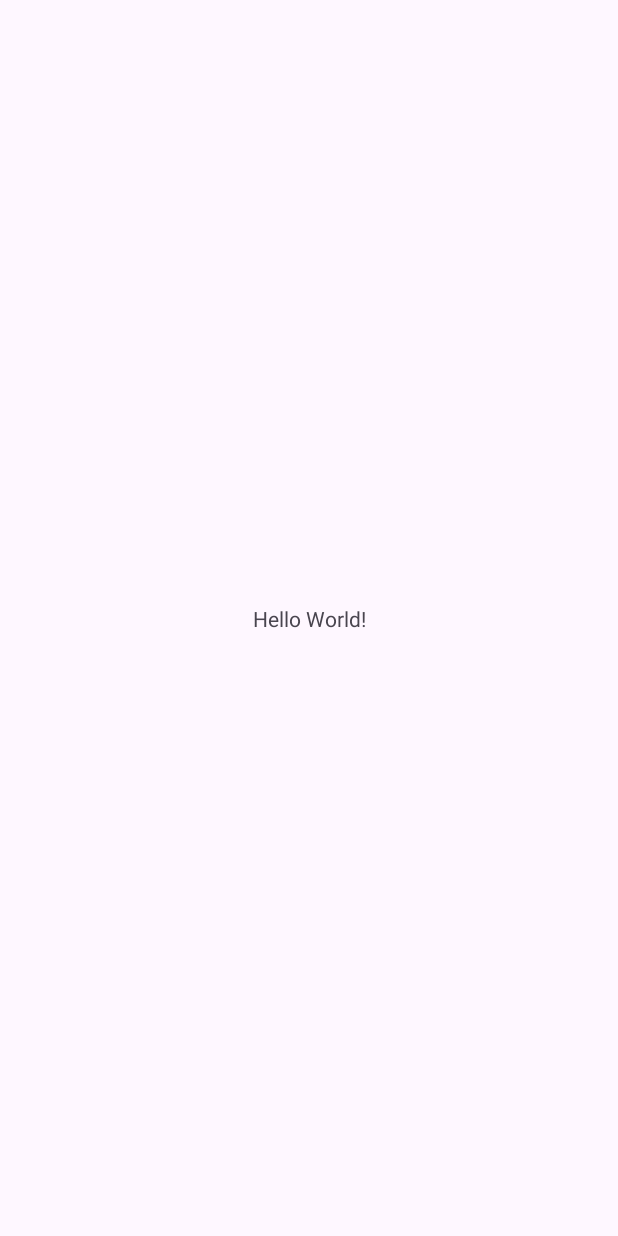
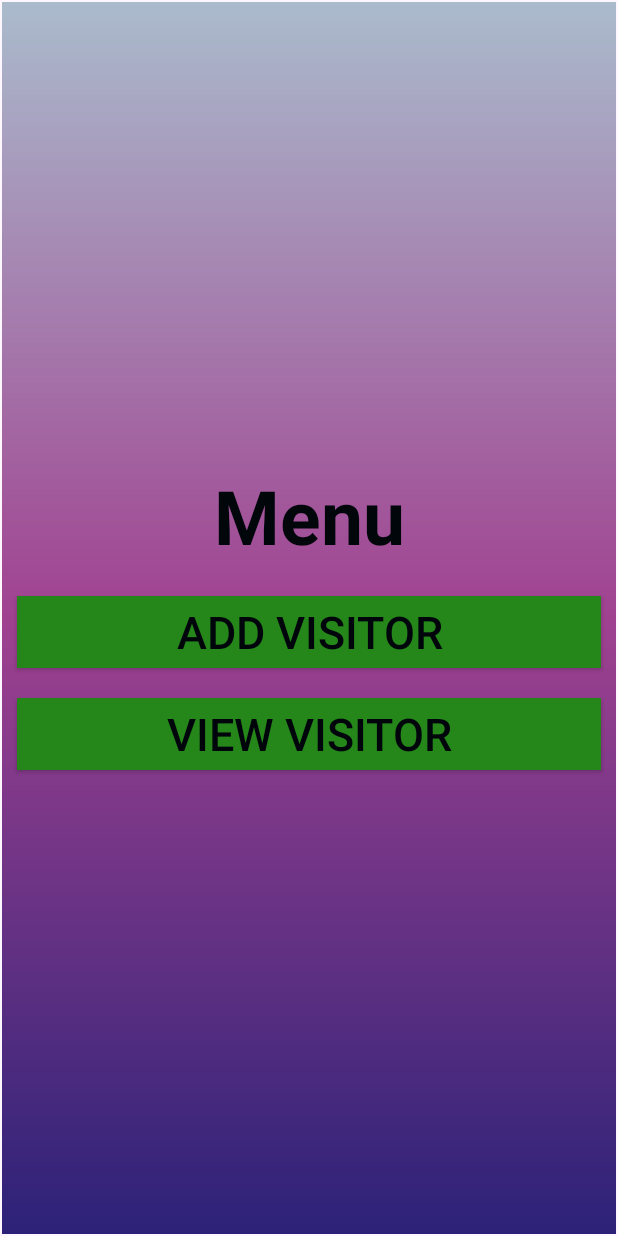
Before and after one commit to aadi090204/VisitorsApp, an Android app: the screen it shows after launch (MainActivity), on a phone screen of 412 x 824 dp. Before the commit the screen is almost empty. Run offline under Robolectric (Android 15) with nearby library versions, the phone set to English and light mode, and no system bars.

Commit message:
addvisitor done

```diff
--- a/app/src/main/AndroidManifest.xml
+++ b/app/src/main/AndroidManifest.xml
@@ -13,6 +13,9 @@
         android:theme="@style/Theme.VisitorsApp"
         tools:targetApi="31">
         <activity
+            android:name=".AddVisitor"
+            android:exported="false" />
+        <activity
             android:name=".MainActivity"
             android:exported="true">
             <intent-filter>
--- a/app/src/main/java/com/example/visitorsapp/MainActivity.java
+++ b/app/src/main/java/com/example/visitorsapp/MainActivity.java
@@ -1,6 +1,9 @@
 package com.example.visitorsapp;
 
+import android.content.Intent;
 import android.os.Bundle;
+import android.view.View;
+import android.widget.Button;
 
 import androidx.activity.EdgeToEdge;
 import androidx.appcompat.app.AppCompatActivity;
@@ -10,11 +13,22 @@ import androidx.core.view.WindowInsetsCompat;
 
 public class MainActivity extends AppCompatActivity {
 
+    Button b1;
     @Override
     protected void onCreate(Bundle savedInstanceState) {
         super.onCreate(savedInstanceState);
         EdgeToEdge.enable(this);
         setContentView(R.layout.activity_main);
 
+        b1=(Button) findViewById(R.id.aa);
+
+        b1.setOnClickListener(new View.OnClickListener() {
+            @Override
+            public void onClick(View v) {
+                Intent ob1=new Intent(getApplicationContext(), AddVisitor.class);
+                startActivity(ob1);
+            }
+        });
+
     }
 }
--- /dev/null
+++ b/app/src/main/res/drawable/bg.xml
@@ -0,0 +1,8 @@
+<?xml version="1.0" encoding="utf-8"?>
+<shape xmlns:android="http://schemas.android.com/apk/res/android">
+    <gradient
+        android:angle="90"
+        android:startColor="#2C2278"
+        android:centerColor="#A04190"
+        android:endColor="#aabbcc"/>
+</shape>
--- a/app/src/main/res/layout/activity_main.xml
+++ b/app/src/main/res/layout/activity_main.xml
@@ -1,19 +1,40 @@
-<?xml version="1.0" encoding="utf-8"?>
-<androidx.constraintlayout.widget.ConstraintLayout xmlns:android="http://schemas.android.com/apk/res/android"
-    xmlns:app="http://schemas.android.com/apk/res-auto"
-    xmlns:tools="http://schemas.android.com/tools"
-    android:id="@+id/main"
+<LinearLayout android:layout_height="match_parent"
+    xmlns:android="http://schemas.android.com/apk/res/android"
     android:layout_width="match_parent"
-    android:layout_height="match_parent"
-    tools:context=".MainActivity">
+    android:background="@drawable/bg"
+    android:orientation="vertical"
+    android:layout_margin="1dp"
+    android:gravity="center"
+    >
+    <TextView
+        android:layout_width="match_parent"
+        android:layout_height="wrap_content"
+        android:text="Menu"
+        android:textStyle="bold"
+        android:layout_margin="10dp"
+        android:textColor="#01060B"
+        android:gravity="center"
+        android:textSize="50dp"/>
 
-    <TextView
-        android:layout_width="wrap_content"
+
+
+
+    <androidx.appcompat.widget.AppCompatButton
+        android:id="@+id/aa"
+        android:text="Add Visitor"
+        android:textSize="30sp"
+        android:textColor="#00050B"
+        android:background="#25871A"
+        android:layout_width="match_parent"
         android:layout_height="wrap_content"
-        android:text="Hello World!"
-        app:layout_constraintBottom_toBottomOf="parent"
-        app:layout_constraintEnd_toEndOf="parent"
-        app:layout_constraintStart_toStartOf="parent"
-        app:layout_constraintTop_toTopOf="parent" />
-
-</androidx.constraintlayout.widget.ConstraintLayout>
+        android:layout_margin="10dp"/>
+    <androidx.appcompat.widget.AppCompatButton
+        android:id="@+id/bb"
+        android:text="View Visitor"
+        android:textSize="30sp"
+        android:textColor="#00050B"
+        android:background="#25871A"
+        android:layout_width="match_parent"
+        android:layout_height="wrap_content"
+        android:layout_margin="10dp"/>
+</LinearLayout>
```
Also changed, not shown: app/src/main/java/com/example/visitorsapp/AddVisitor.java (added, +62 -0 lines), app/src/main/res/layout/activity_add_visitor.xml (added, +87 -0 lines).
